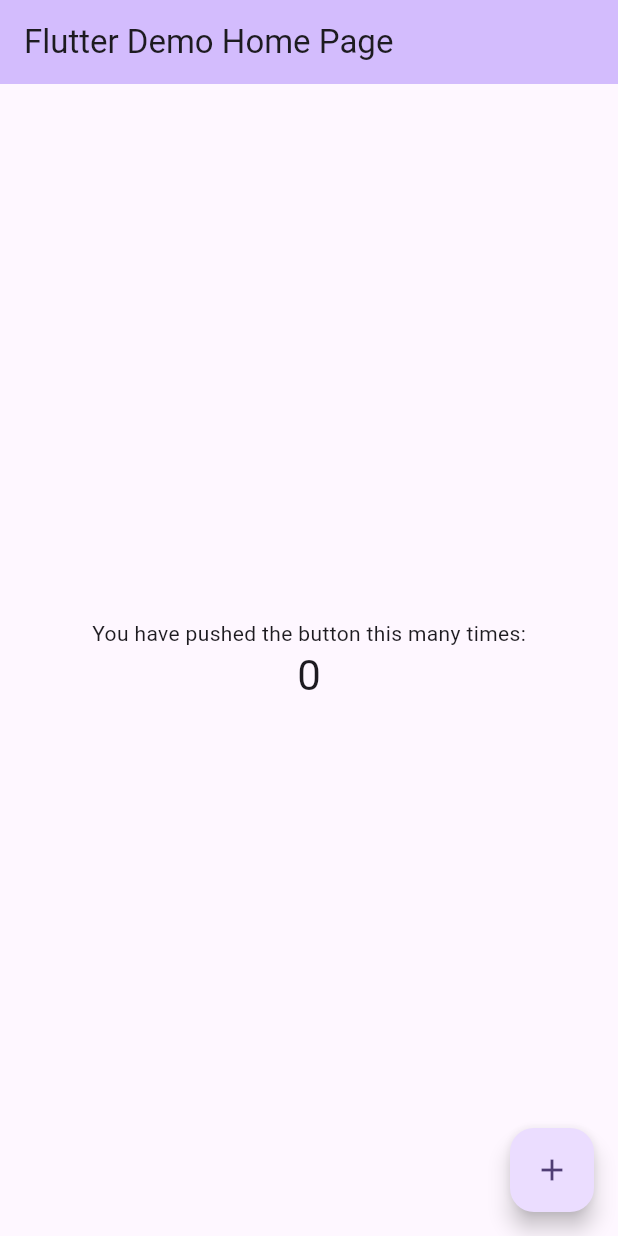
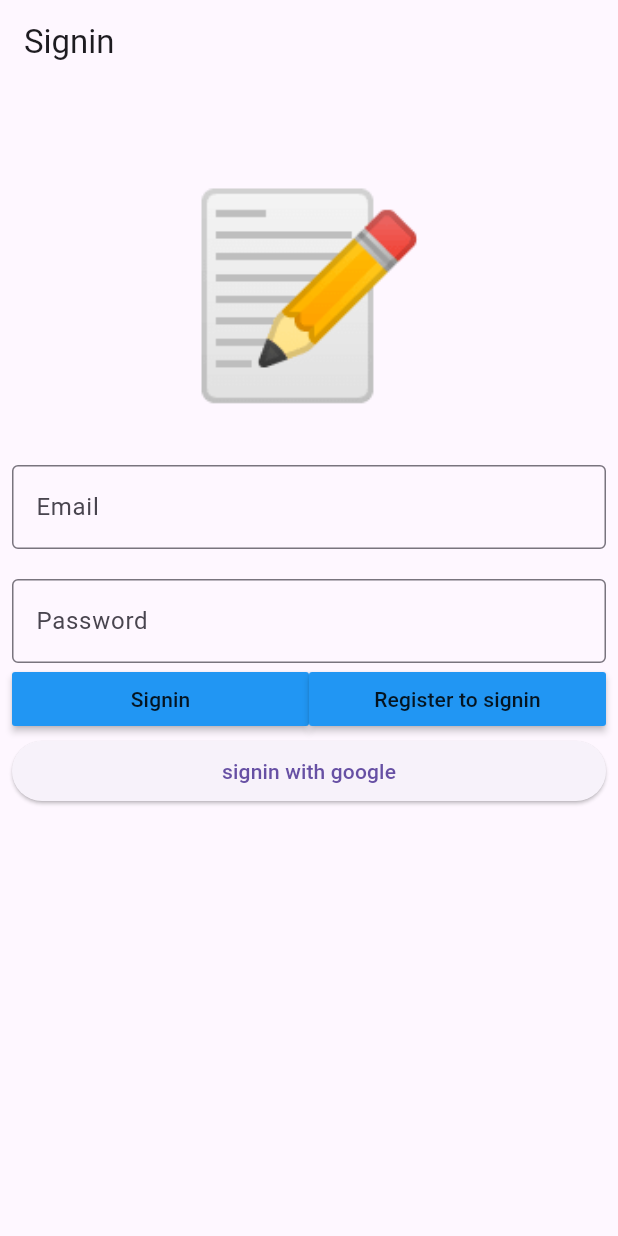
Before and after one commit to ASNoufal/todo-list, a Flutter app: the screen it shows after launch, on a phone screen of 412 x 824 dp. Run offline on Flutter 3.47's test engine with Material 2 defaults, Android fonts, the phone set to English and light mode, and no system bars; our stand-ins replace dartz, firebase_auth, firebase_core, flutter_bloc, freezed_annotation, get_it and 3 more; missing offline and left inert: dart:ffi; accounts and stored records are empty.

Commit message:
added the data to the ui

```diff
--- a/lib/application/signinpage/auth_bloc.dart
+++ b/lib/application/signinpage/auth_bloc.dart
@@ -5,11 +5,13 @@ import 'package:e_comerce_app/domain/auth/passwordvalidation.dart';
 import 'package:e_comerce_app/domain/core/Failures/Failureforemailandpassword/emailandpasswordfailure.dart';
 import 'package:flutter_bloc/flutter_bloc.dart';
 import 'package:freezed_annotation/freezed_annotation.dart';
+import 'package:injectable/injectable.dart';
 
 part 'auth_event.dart';
 part 'auth_state.dart';
 part 'auth_bloc.freezed.dart';
 
+@injectable
 class AuthBloc extends Bloc<AuthEvent, AuthState> {
   IauthFacad iauthFacad;
   AuthBloc(this.iauthFacad) : super(AuthState.initial()) {
@@ -22,7 +24,7 @@ class AuthBloc extends Bloc<AuthEvent, AuthState> {
         },
         passwordchanged: (events) async {
           emit(state.copyWith(
-              password: Password(events.passwordStr),
+              password: Passwordvalidation(events.passwordStr),
               authfailureorsucessoption: none()));
         },
         signinwithemailandpassword: (events) async {
--- a/lib/application/signinpage/auth_state.dart
+++ b/lib/application/signinpage/auth_state.dart
@@ -4,7 +4,7 @@ part of 'auth_bloc.dart';
 class AuthState with _$AuthState {
   const factory AuthState(
       {required Emailvalidation emailvalidation,
-      required Password password,
+      required Passwordvalidation password,
       required bool isloading,
       required Option<Either<Emailandpasswordfailure, Unit>>
           authfailureorsucessoption,
@@ -13,7 +13,7 @@ class AuthState with _$AuthState {
   factory AuthState.initial() {
     return AuthState(
         emailvalidation: Emailvalidation(''),
-        password: Password(''),
+        password: Passwordvalidation(''),
         isloading: false,
         authfailureorsucessoption: none(),
         isError: false);
--- a/lib/domain/auth/I_authfacad/i_authfacad.dart
+++ b/lib/domain/auth/I_authfacad/i_authfacad.dart
@@ -5,8 +5,10 @@ import 'package:e_comerce_app/domain/core/Failures/Failureforemailandpassword/em
 
 abstract class IauthFacad {
   Future<Either<Emailandpasswordfailure, Unit>> registerwithEmailandPassword(
-      {required Emailvalidation emailvalidation, required Password password});
+      {required Emailvalidation emailvalidation,
+      required Passwordvalidation password});
   Future<Either<Emailandpasswordfailure, Unit>> signinwithEmailandPassword(
-      {required Emailvalidation emailvalidation, required Password password});
+      {required Emailvalidation emailvalidation,
+      required Passwordvalidation password});
   Future<Either<Emailandpasswordfailure, Unit>> signwithGoogle();
 }
--- a/lib/domain/auth/passwordvalidation.dart
+++ b/lib/domain/auth/passwordvalidation.dart
@@ -1,18 +1,17 @@
-// ignore_for_file: public_member_api_docs, sort_constructors_first
 import 'package:dartz/dartz.dart';
 
 import 'package:e_comerce_app/domain/core/Failures/MainFailures.dart';
 import 'package:e_comerce_app/domain/core/Validation/validation.dart';
 
-class Password extends Validation {
+class Passwordvalidation extends Validation {
   @override
   final Either<MainFailures, String> value;
-  const Password._({
+  const Passwordvalidation._({
     required this.value,
   });
 
-  factory Password(String value) {
-    return Password._(value: passwordcheck(value));
+  factory Passwordvalidation(String value) {
+    return Passwordvalidation._(value: passwordcheck(value));
   }
 }
 
--- a/lib/domain/core/Validation/validation.dart
+++ b/lib/domain/core/Validation/validation.dart
@@ -7,7 +7,7 @@ abstract class Validation {
   Either<MainFailures, String> get value;
 
   @override
-  bool operator ==(covariant Emailvalidation other) {
+  bool operator ==(covariant Validation other) {
     if (identical(this, other)) return true;
 
     return other.value == value;
--- a/lib/infrastructure/auth/firebaseauth/firebaseauth.dart
+++ b/lib/infrastructure/auth/firebaseauth/firebaseauth.dart
@@ -7,7 +7,9 @@ import 'package:e_comerce_app/domain/core/Failures/unexpectedvalueerror/unexpect
 import 'package:firebase_auth/firebase_auth.dart';
 import 'package:flutter/services.dart';
 import 'package:google_sign_in/google_sign_in.dart';
+import 'package:injectable/injectable.dart';
 
+@LazySingleton(as: IauthFacad)
 class AuthFirebase implements IauthFacad {
   final FirebaseAuth _firebaseAuth;
   final GoogleSignIn _googleSignIn;
@@ -20,7 +22,7 @@ class AuthFirebase implements IauthFacad {
   @override
   Future<Either<Emailandpasswordfailure, Unit>> registerwithEmailandPassword(
       {required Emailvalidation emailvalidation,
-      required Password password}) async {
+      required Passwordvalidation password}) async {
     try {
       await _firebaseAuth.createUserWithEmailAndPassword(
           email: emailvalidation.value.fold(
@@ -38,7 +40,7 @@ class AuthFirebase implements IauthFacad {
   @override
   Future<Either<Emailandpasswordfailure, Unit>> signinwithEmailandPassword(
       {required Emailvalidation emailvalidation,
-      required Password password}) async {
+      required Passwordvalidation password}) async {
     try {
       await _firebaseAuth.signInWithEmailAndPassword(
           email: emailvalidation.value.fold(
--- /dev/null
+++ b/lib/injectable.dart
@@ -0,0 +1,7 @@
+import 'package:e_comerce_app/injectable.config.dart';
+import 'package:get_it/get_it.dart';
+import 'package:injectable/injectable.dart';
+
+final getIt = GetIt.instance;
+@injectableInit
+void configureDependencies(String env) => getIt.init(environment: env);
--- a/lib/main.dart
+++ b/lib/main.dart
@@ -1,6 +1,14 @@
+import 'package:e_comerce_app/injectable.dart';
+import 'package:e_comerce_app/presentation/appwidget/appwidget.dart';
 import 'package:flutter/material.dart';
+import 'package:injectable/injectable.dart';
+import 'package:firebase_core/firebase_core.dart';
+import 'firebase_options.dart';
 
-void main() {
+Future<void> main() async {
+  WidgetsFlutterBinding.ensureInitialized();
+  await Firebase.initializeApp(options: DefaultFirebaseOptions.currentPlatform);
+  configureDependencies(Environment.prod);
   runApp(const MyApp());
 }
 
@@ -12,114 +20,8 @@ class MyApp extends StatelessWidget {
   Widget build(BuildContext context) {
     return MaterialApp(
       title: 'Flutter Demo',
-      theme: ThemeData(
-        // This is the theme of your application.
-        //
-        // TRY THIS: Try running your application with "flutter run". You'll see
-        // the application has a blue toolbar. Then, without quitting the app,
-        // try changing the seedColor in the colorScheme below to Colors.green
-        // and then invoke "hot reload" (save your changes or press the "hot
-        // reload" button in a Flutter-supported IDE, or press "r" if you used
-        // the command line to start the app).
-        //
-        // Notice that the counter didn't reset back to zero; the application
-        // state is not lost during the reload. To reset the state, use hot
-        // restart instead.
-        //
-        // This works for code too, not just values: Most code changes can be
-        // tested with just a hot reload.
-        colorScheme: ColorScheme.fromSeed(seedColor: Colors.deepPurple),
-        useMaterial3: true,
-      ),
-      home: const MyHomePage(title: 'Flutter Demo Home Page'),
+      theme: ThemeData.light(useMaterial3: true),
+      home: const Appwidget(),
     );
   }
 }
-
-class MyHomePage extends StatefulWidget {
-  const MyHomePage({super.key, required this.title});
-
-  // This widget is the home page of your application. It is stateful, meaning
-  // that it has a State object (defined below) that contains fields that affect
-  // how it looks.
-
-  // This class is the configuration for the state. It holds the values (in this
-  // case the title) provided by the parent (in this case the App widget) and
-  // used by the build method of the State. Fields in a Widget subclass are
-  // always marked "final".
-
-  final String title;
-
-  @override
-  State<MyHomePage> createState() => _MyHomePageState();
-}
-
-class _MyHomePageState extends State<MyHomePage> {
-  int _counter = 0;
-
-  void _incrementCounter() {
-    setState(() {
-      // This call to setState tells the Flutter framework that something has
-      // changed in this State, which causes it to rerun the build method below
-      // so that the display can reflect the updated values. If we changed
-      // _counter without calling setState(), then the build method would not be
-      // called again, and so nothing would appear to happen.
-      _counter++;
-    });
-  }
-
-  @override
-  Widget build(BuildContext context) {
-    // This method is rerun every time setState is called, for instance as done
-    // by the _incrementCounter method above.
-    //
-    // The Flutter framework has been optimized to make rerunning build methods
-    // fast, so that you can just rebuild anything that needs updating rather
-    // than having to individually change instances of widgets.
-    return Scaffold(
-      appBar: AppBar(
-        // TRY THIS: Try changing the color here to a specific color (to
-        // Colors.amber, perhaps?) and trigger a hot reload to see the AppBar
-        // change color while the other colors stay the same.
-        backgroundColor: Theme.of(context).colorScheme.inversePrimary,
-        // Here we take the value from the MyHomePage object that was created by
-        // the App.build method, and use it to set our appbar title.
-        title: Text(widget.title),
-      ),
-      body: Center(
-        // Center is a layout widget. It takes a single child and positions it
-        // in the middle of the parent.
-        child: Column(
-          // Column is also a layout widget. It takes a list of children and
-          // arranges them vertically. By default, it sizes itself to fit its
-          // children horizontally, and tries to be as tall as its parent.
-          //
-          // Column has various properties to control how it sizes itself and
-          // how it positions its children. Here we use mainAxisAlignment to
-          // center the children vertically; the main axis here is the vertical
-          // axis because Columns are vertical (the cross axis would be
-          // horizontal).
-          //
-          // TRY THIS: Invoke "debug painting" (choose the "Toggle Debug Paint"
-          // action in the IDE, or press "p" in the console), to see the
-          // wireframe for each widget.
-          mainAxisAlignment: MainAxisAlignment.center,
-          children: <Widget>[
-            const Text(
-              'You have pushed the button this many times:',
-            ),
-            Text(
-              '$_counter',
-              style: Theme.of(context).textTheme.headlineMedium,
-            ),
-          ],
-        ),
-      ),
-      floatingActionButton: FloatingActionButton(
-        onPressed: _incrementCounter,
-        tooltip: 'Increment',
-        child: const Icon(Icons.add),
-      ), // This trailing comma makes auto-formatting nicer for build methods.
-    );
-  }
-}
--- /dev/null
+++ b/lib/presentation/appwidget/appwidget.dart
@@ -0,0 +1,11 @@
+import 'package:e_comerce_app/presentation/signinpage/Signinpage.dart';
+import 'package:flutter/material.dart';
+
+class Appwidget extends StatelessWidget {
+  const Appwidget({super.key});
+
+  @override
+  Widget build(BuildContext context) {
+    return const Signinpage();
+  }
+}
--- /dev/null
+++ b/lib/presentation/signinpage/Signinpage.dart
@@ -0,0 +1,23 @@
+import 'package:e_comerce_app/application/signinpage/auth_bloc.dart';
+import 'package:e_comerce_app/injectable.dart';
+import 'package:e_comerce_app/presentation/signinpage/signinform.dart';
+import 'package:flutter/material.dart';
+import 'package:flutter_bloc/flutter_bloc.dart';
+
+class Signinpage extends StatelessWidget {
+  const Signinpage({super.key});
+
+  @override
+  Widget build(BuildContext context) {
+    return Scaffold(
+      appBar: AppBar(
+        title: const Text("Signin"),
+      ),
+      body: BlocProvider(
+          create: (context) {
+            return getIt<AuthBloc>();
+          },
+          child: const Signinform()),
+    );
+  }
+}
--- /dev/null
+++ b/lib/presentation/signinpage/signinform.dart
@@ -0,0 +1,113 @@
+import 'dart:ffi';
+
+import 'package:e_comerce_app/application/signinpage/auth_bloc.dart';
+import 'package:flutter/material.dart';
+import 'package:flutter_bloc/flutter_bloc.dart';
+
+class Signinform extends StatelessWidget {
+  const Signinform({super.key});
+
+  @override
+  Widget build(BuildContext context) {
+    final GlobalKey<FormState> _formKey = GlobalKey<FormState>();
+
+    return BlocConsumer<AuthBloc, AuthState>(
+      listener: (context, state) {
+        // TODO: implement listener
+      },
+      builder: (context, state) {
+        return Form(
+            key: _formKey,
+            child: Padding(
+              padding: const EdgeInsets.all(8.0),
+              child: ListView(
+                children: [
+                  const SizedBox(
+                    height: 40,
+                  ),
+                  const Text(
+                    "📝",
+                    style: TextStyle(fontSize: 130),
+                    textAlign: TextAlign.center,
+                  ),
+                  const SizedBox(
+                    height: 20,
+                  ),
+                  TextFormField(
+                      autovalidateMode: state.isError
+                          ? AutovalidateMode.onUserInteraction
+                          : AutovalidateMode.disabled,
+                      decoration: const InputDecoration(
+                          border: OutlineInputBorder(), labelText: "Email"),
+                      onChanged: (value) => context.read<AuthBloc>().add(
+                            AuthEvent.emailchanged(value),
+                          ),
+                      validator: (_) => context
+                          .read<AuthBloc>()
+                          .state
+                          .emailvalidation
+                          .value
+                          .fold(
+                              (f) => f.maybeMap(
+                                  wrongemailId: (_) => "invalidemail",
+                                  orElse: () => null),
+                              (r) => null)),
+                  const SizedBox(
+                    height: 20,
+                  ),
+                  TextFormField(
+                    autovalidateMode: state.isError
+                        ? AutovalidateMode.onUserInteraction
+                        : AutovalidateMode.disabled,
+                    decoration: const InputDecoration(
+                      border: OutlineInputBorder(),
+                      labelText: "Password",
+                    ),
+                    onChanged: (value) => context
+                        .read<AuthBloc>()
+                        .add(AuthEvent.passwordchanged(value)),
+                    validator: (_) => context
+                        .read<AuthBloc>()
+                        .state
+                        .password
+                        .value
+                        .fold(
+                            (l) => l.maybeMap(
+                                wrongpassword: (_) => "invalidpassword",
+                                orElse: () => null),
+                            (r) => null),
+                  ),
+                  Row(
+                    children: [
+                      Expanded(
+                        child: MaterialButton(
+                          onPressed: () => context.read<AuthBloc>().add(
+                              const AuthEvent.signinwithemailandpassword()),
+                          color: Colors.blue,
+                          child: const Text("Signin"),
+                        ),
+                      ),
+                      Expanded(
+                        child: MaterialButton(
+                          onPressed: () => context.read<AuthBloc>().add(
+                              const AuthEvent.registerwithemailandpassword()),
+                          color: Colors.blue,
+                          child: const Text("Register to signin"),
+                        ),
+                      ),
+                    ],
+                  ),
+                  ElevatedButton(
+                      onPressed: () {
+                        return context
+                            .read<AuthBloc>()
+                            .add(const AuthEvent.signinwithgoogle());
+                      },
+                      child: const Text("signin with google"))
+                ],
+              ),
+            ));
+      },
+    );
+  }
+}
--- a/pubspec.yaml
+++ b/pubspec.yaml
@@ -42,6 +42,10 @@ dependencies:
   firebase_core: ^2.17.0
   firebase_auth: ^4.10.1
   google_sign_in: ^6.1.5
+  injectable: ^2.3.2
+  get_it: ^7.6.4
+  injectable_generator: ^2.4.1
+
 
 
 dev_dependencies:
```
Also changed, not shown: lib/domain/core/Failures/unexpectedvalueerror/unexpectedvaluerror.dart (+12 -0 lines), lib/infrastructure/auth/firebaseauth/core/injectableregister.dart (added, +11 -0 lines), lib/application/signinpage/auth_bloc.freezed.dart, lib/firebase_options.dart (added), lib/injectable.config.dart (added), pubspec.lock, 8 other files.
